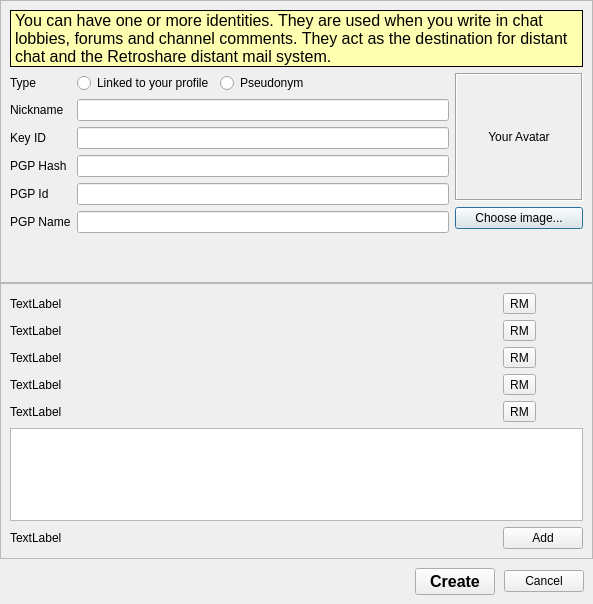
Above: retroshare-gui/src/gui/Identity/IdEditDialog.ui from RetroShare/RetroShare before the change. Below: the same form after it.
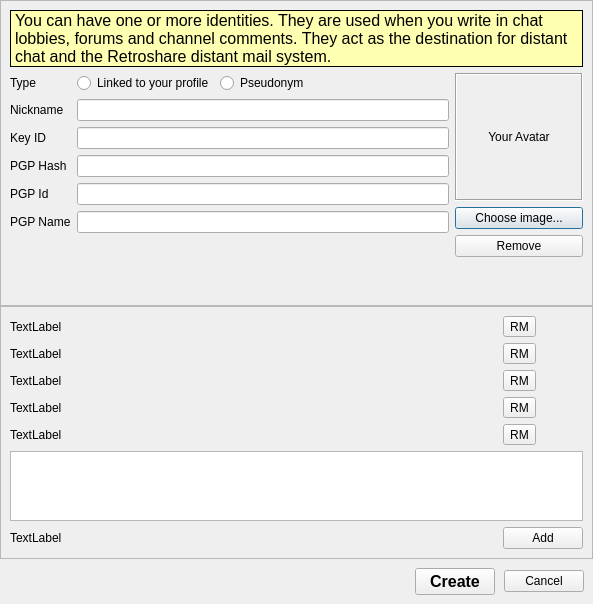
That is the form after the change. Icons and pictures are not drawn. Custom widgets are drawn as their Qt base class.

Commit message:
Added remove Avatar button
* Added remove Avatar button

Diff of the .ui file:
```diff
--- a/retroshare-gui/src/gui/Identity/IdEditDialog.ui
+++ b/retroshare-gui/src/gui/Identity/IdEditDialog.ui
@@ -369,6 +369,13 @@
             </property>
            </widget>
           </item>
+          <item>
+           <widget class="QPushButton" name="removeButton">
+            <property name="text">
+             <string>Remove</string>
+            </property>
+           </widget>
+          </item>
           <item>
            <spacer name="avatarVSpacer">
             <property name="orientation">
```
The commit also changes 2 other files.
